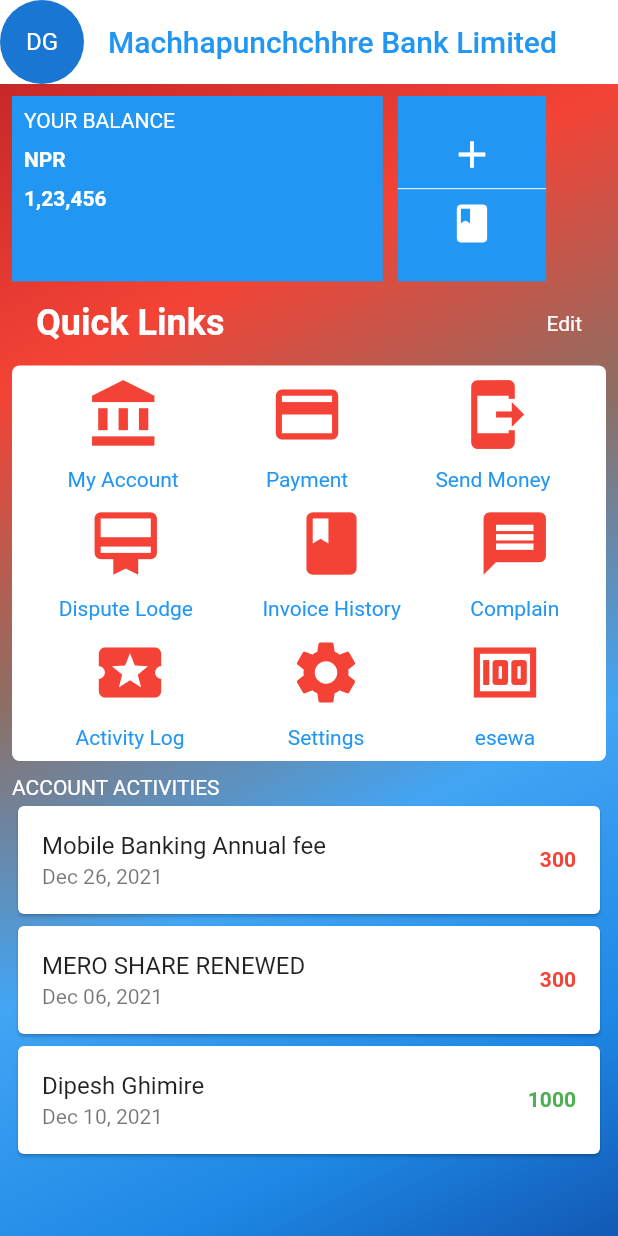
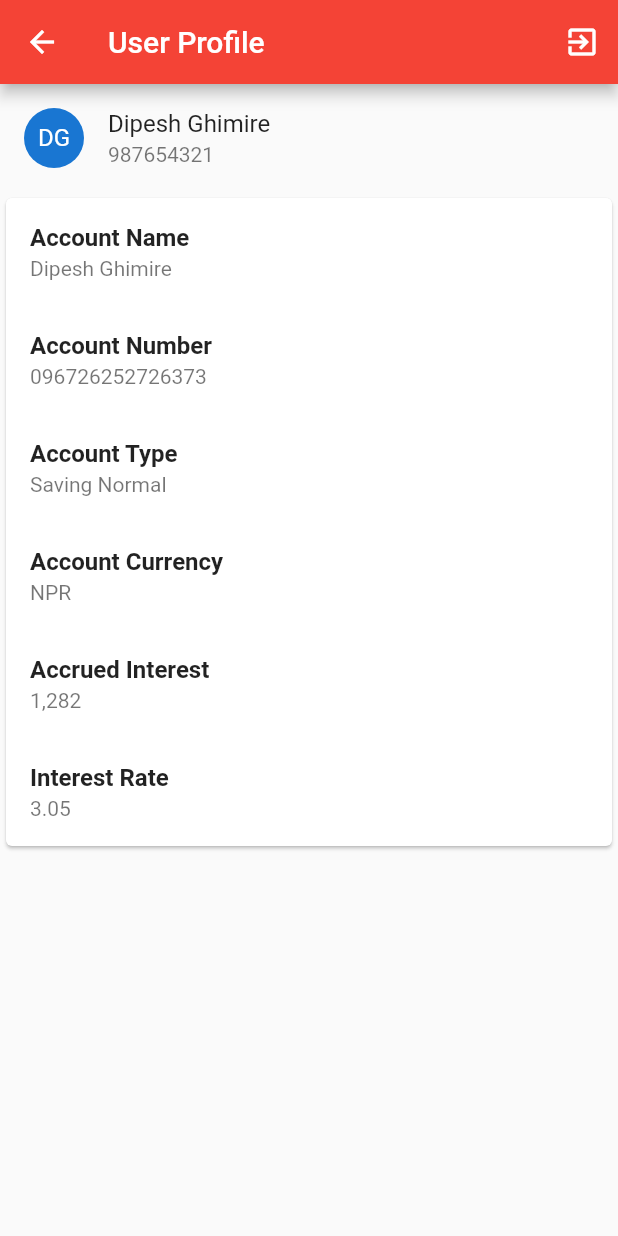
Before and after one commit to Dipesh905/Mobile-Banking-App-Clone, a Flutter app: the HomePageBody screen opened directly, after a tap on "DG", on a phone screen of 412 x 824 dp. Run offline on Flutter 3.47's test engine with Material 2 defaults, Android fonts, the phone set to English and light mode, and no system bars; our stand-ins replace carousel_slider, font_awesome_flutter.

Commit message:
userprofile Added

```diff
--- a/lib/pages/home_page.dart
+++ b/lib/pages/home_page.dart
@@ -1,4 +1,5 @@
 import 'package:flutter/material.dart';
+import 'package:mobile_banking_app/pages/user_profile.dart';
 
 class BottomNavigationBarHome extends StatefulWidget {
   const BottomNavigationBarHome({Key? key}) : super(key: key);
@@ -69,9 +70,9 @@ class HomePageBody extends StatelessWidget {
       appBar: AppBar(
         leading: InkWell(
           onTap: () {
-            // Navigator.push(context, MaterialPageRoute(builder: (context) {
-            //   return const UserProfile();
-            // }));
+            Navigator.push(context, MaterialPageRoute(builder: (context) {
+              return const UserProfile();
+            }));
           },
           child: const CircleAvatar(
             radius: 20,
--- /dev/null
+++ b/lib/pages/user_profile.dart
@@ -0,0 +1,92 @@
+import 'package:flutter/material.dart';
+import 'package:mobile_banking_app/pages/login_page.dart';
+
+class UserProfile extends StatefulWidget {
+  const UserProfile({Key? key}) : super(key: key);
+
+  @override
+  _UserProfileState createState() => _UserProfileState();
+}
+
+class _UserProfileState extends State<UserProfile> {
+  @override
+  Widget build(BuildContext context) {
+    return Scaffold(
+      appBar: AppBar(
+        title: const Text("User Profile"),
+        backgroundColor: Colors.red,
+        actions: [
+          IconButton(
+              onPressed: () {
+                Navigator.push(context, MaterialPageRoute(builder: (context) {
+                  return const LoginScreen();
+                }));
+              },
+              icon: const Icon(Icons.exit_to_app))
+        ],
+      ),
+      body: SingleChildScrollView(
+        child: Column(
+          children: [
+            const ListTile(
+              leading: CircleAvatar(
+                //  radius: 80,
+                child: Text("DG"),
+              ),
+              title: Text("Dipesh Ghimire"),
+              subtitle: Text("987654321"),
+            ),
+            Card(
+              child: Column(
+                children: const [
+                  ListTile(
+                    title: Text(
+                      "Account Name",
+                      style: TextStyle(fontWeight: FontWeight.bold),
+                    ),
+                    subtitle: Text("Dipesh Ghimire"),
+                  ),
+                  ListTile(
+                    title: Text(
+                      "Account Number",
+                      style: TextStyle(fontWeight: FontWeight.bold),
+                    ),
+                    subtitle: Text("096726252726373"),
+                  ),
+                  ListTile(
+                    title: Text(
+                      "Account Type",
+                      style: TextStyle(fontWeight: FontWeight.bold),
+                    ),
+                    subtitle: Text("Saving Normal"),
+                  ),
+                  ListTile(
+                    title: Text(
+                      "Account Currency",
+                      style: TextStyle(fontWeight: FontWeight.bold),
+                    ),
+                    subtitle: Text("NPR"),
+                  ),
+                  ListTile(
+                    title: Text(
+                      "Accrued Interest",
+                      style: TextStyle(fontWeight: FontWeight.bold),
+                    ),
+                    subtitle: Text("1,282"),
+                  ),
+                  ListTile(
+                    title: Text(
+                      "Interest Rate",
+                      style: TextStyle(fontWeight: FontWeight.bold),
+                    ),
+                    subtitle: Text("3.05"),
+                  ),
+                ],
+              ),
+            )
+          ],
+        ),
+      ),
+    );
+  }
+}
```
